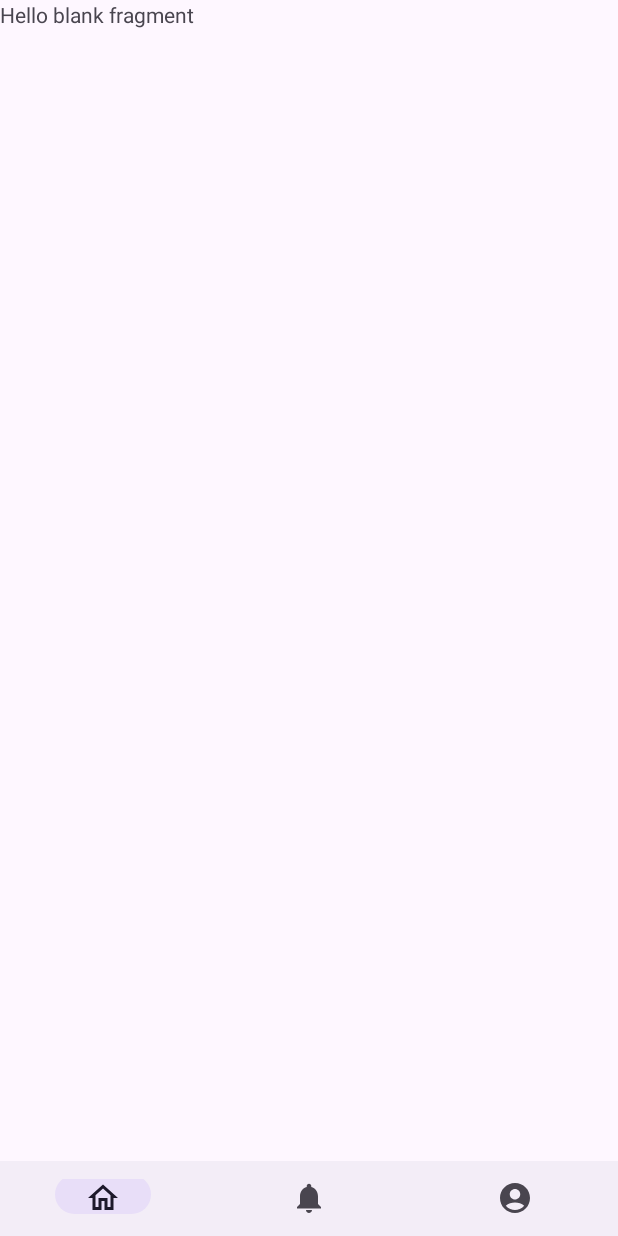
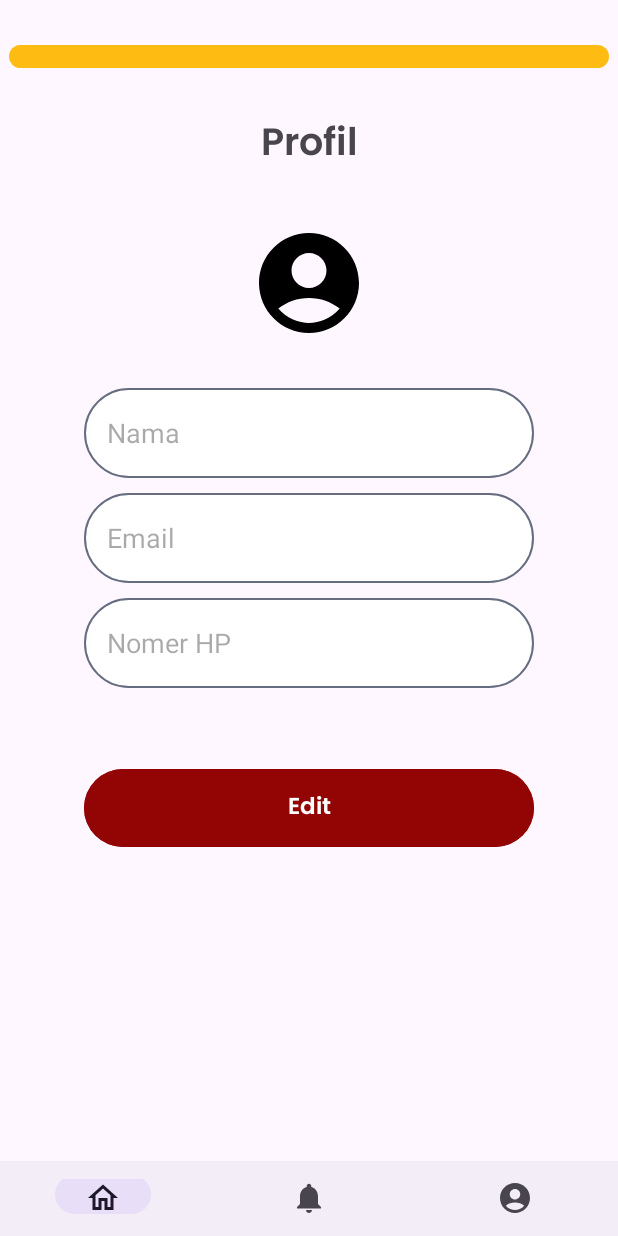
Before and after one commit to bayu000o/Poject_Ku, an Android app: the fragment Account placed in its activity, on a phone screen of 412 x 824 dp. Run offline under Robolectric (Android 15) with nearby library versions, the light colour scheme and no system bars.

```diff
--- /dev/null
+++ b/app/src/main/res/drawable/back_red.xml
@@ -0,0 +1,6 @@
+<?xml version="1.0" encoding="utf-8"?>
+<shape xmlns:android="http://schemas.android.com/apk/res/android">
+    <solid android:color="@color/merah"/>
+    <corners android:radius="30dp"/>
+
+</shape>
--- /dev/null
+++ b/app/src/main/res/drawable/back_yellow.xml
@@ -0,0 +1,6 @@
+<?xml version="1.0" encoding="utf-8"?>
+<shape xmlns:android="http://schemas.android.com/apk/res/android">
+    <solid android:color="@color/coklat"/>
+    <corners android:radius="30dp"/>
+
+</shape>
--- a/app/src/main/res/drawable/gradien.xml
+++ b/app/src/main/res/drawable/gradien.xml
@@ -5,7 +5,7 @@
             <gradient
                 android:startColor="#FEDD88"
                 android:endColor="#930505"
-                android:angle="45"/>
+                android:angle="0"/>
         </shape>
     </item>
 </layer-list>
--- a/app/src/main/res/layout/activity_login.xml
+++ b/app/src/main/res/layout/activity_login.xml
@@ -51,7 +51,7 @@
             android:inputType="textEmailAddress"
             android:background="@drawable/rounded_back"
             android:hint="Masukkan email"
-            android:paddingLeft="15dp"
+            android:padding="15dp"
             android:layout_marginBottom="10dp"
             android:fontFamily="@font/poppins_regular"/>
 
@@ -63,7 +63,7 @@
             android:inputType="textPassword"
             android:background="@drawable/rounded_back"
             android:hint="Masukkan password"
-            android:paddingLeft="15dp"
+            android:padding="15dp"
             android:fontFamily="@font/poppins_regular"/>
 
         <TextView
--- a/app/src/main/res/layout/activity_register.xml
+++ b/app/src/main/res/layout/activity_register.xml
@@ -52,7 +52,7 @@
             android:ems="10"
             android:hint="Masukkan username"
             android:inputType="text"
-            android:paddingLeft="15dp"
+            android:padding="15dp"
             android:fontFamily="@font/poppins_regular"/>
 
         <EditText
@@ -65,7 +65,7 @@
             android:ems="10"
             android:hint="Masukkan email"
             android:inputType="textEmailAddress"
-            android:paddingLeft="15dp"
+            android:padding="15dp"
             android:fontFamily="@font/poppins_regular"/>
 
         <EditText
@@ -74,7 +74,7 @@
             android:layout_height="60dp"
             android:ems="10"
             android:background="@drawable/rounded_back"
-            android:paddingLeft="15dp"
+            android:padding="15dp"
             android:hint="Masukkan password"
             android:inputType="textPassword"
             android:fontFamily="@font/poppins_regular"/>
--- a/app/src/main/res/layout/fragment_account.xml
+++ b/app/src/main/res/layout/fragment_account.xml
@@ -1,14 +1,75 @@
 <?xml version="1.0" encoding="utf-8"?>
-<FrameLayout xmlns:android="http://schemas.android.com/apk/res/android"
+<RelativeLayout xmlns:android="http://schemas.android.com/apk/res/android"
+    xmlns:app="http://schemas.android.com/apk/res-auto"
     xmlns:tools="http://schemas.android.com/tools"
     android:layout_width="match_parent"
     android:layout_height="match_parent"
     tools:context=".Account">
 
     <!-- TODO: Update blank fragment layout -->
-    <TextView
+    <LinearLayout
         android:layout_width="match_parent"
         android:layout_height="match_parent"
-        android:text="@string/hello_blank_fragment" />
+        android:orientation="vertical"
+        android:gravity="center_horizontal">
 
-</FrameLayout>
+        <TextView
+            android:layout_width="400dp"
+            android:layout_height="15dp"
+            android:background="@drawable/back_yellow"
+            android:layout_marginTop="30dp"/>
+        <TextView
+            android:layout_width="match_parent"
+            android:layout_height="wrap_content"
+            android:text="Profil"
+            android:gravity="center"
+            android:layout_marginTop="30dp"
+            android:fontFamily="@font/poppins_semibold"
+            android:textSize="25sp"/>
+        <ImageView
+            android:id="@+id/img_profil"
+            android:layout_width="match_parent"
+            android:layout_height="80dp"
+            android:src="@drawable/akun"
+            android:layout_marginTop="30dp"/>
+
+        <EditText
+            android:id="@+id/edt_name"
+            android:layout_width="300dp"
+            android:layout_height="60dp"
+            android:background="@drawable/rounded_back"
+            android:layout_marginTop="30dp"
+            android:hint="Nama"
+            android:padding="15dp"/>
+
+        <EditText
+            android:id="@+id/edt_email"
+            android:layout_width="300dp"
+            android:layout_height="60dp"
+            android:background="@drawable/rounded_back"
+            android:layout_marginTop="10dp"
+            android:hint="Email"
+            android:padding="15dp"/>
+
+        <EditText
+            android:id="@+id/edt_ntlp"
+            android:layout_width="300dp"
+            android:layout_height="60dp"
+            android:background="@drawable/rounded_back"
+            android:layout_marginTop="10dp"
+            android:hint="Nomer HP"
+            android:padding="15dp"/>
+
+        <Button
+            android:id="@+id/btn_edit"
+            android:layout_width="300dp"
+            android:layout_height="60dp"
+            android:layout_marginTop="50dp"
+            android:backgroundTint="@color/merah"
+            android:text="Edit"
+            android:fontFamily="@font/poppins_semibold"
+            android:textSize="15sp"/>
+
+    </LinearLayout>
+
+</RelativeLayout>
--- a/app/src/main/res/xml/network_configuration.xml
+++ b/app/src/main/res/xml/network_scurity_config.xml
@@ -1,7 +1,6 @@
 <?xml version="1.0" encoding="utf-8"?>
 <network-security-config>
     <domain-config cleartextTrafficPermitted="true">
-        <domain includeSubdomains="true">10.10.5.33</domain>
+        <domain includeSubdomains="true">10.0.2.2</domain>
     </domain-config>
-
 </network-security-config>
```
Also changed, not shown: app/src/main/AndroidManifest.xml (+9 -7 lines), app/src/main/java/com/example/pojectku/LoginActivity.java (+33 -17 lines), app/src/main/res/layout/edit_profil.xml (added, +34 -0 lines), app/src/main/res/layout/fragment_home_page.xml (+67 -16 lines).
